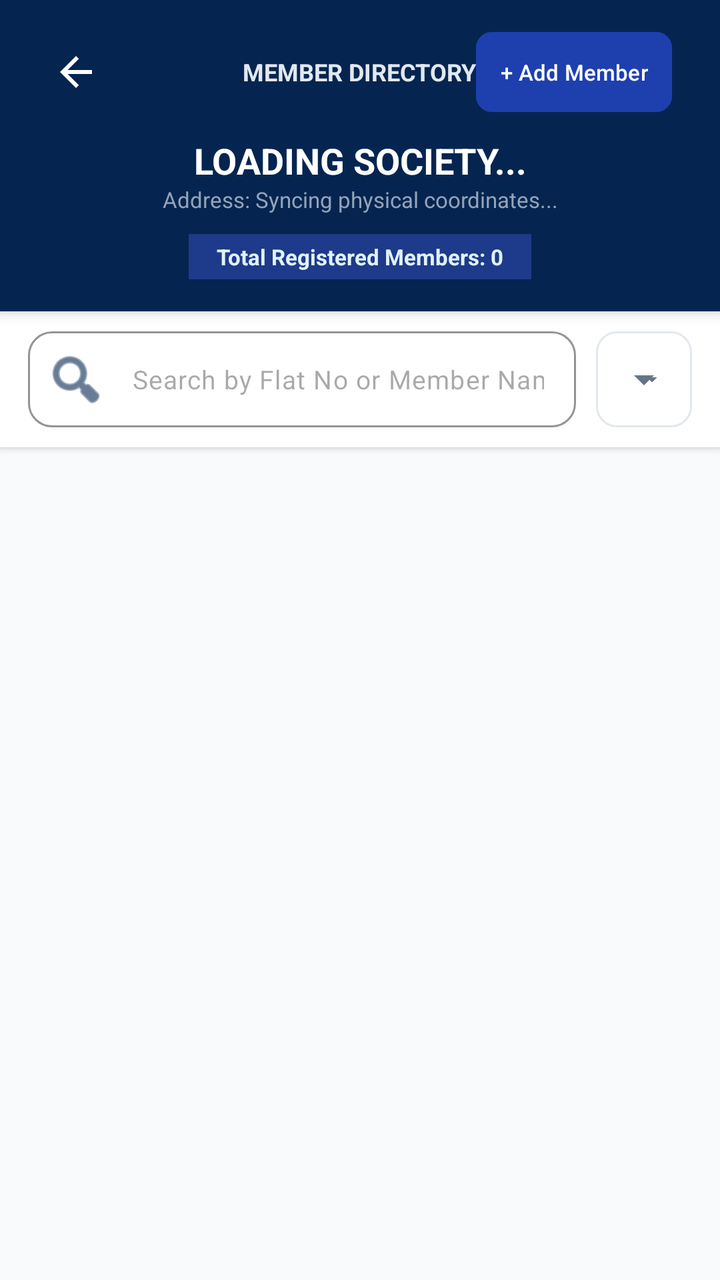
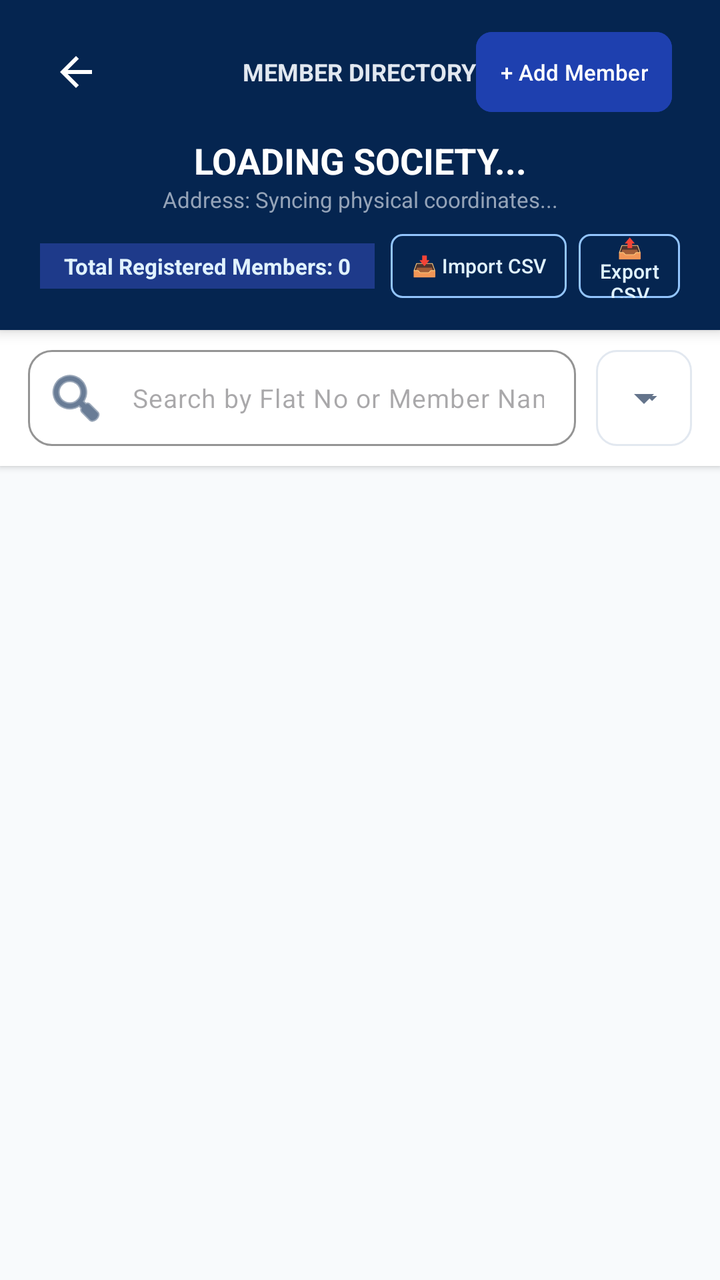

Two renders of the same Android screen: before a commit and after it. Below are the layout's source before the change and the commit's diff.
<!-- AndroidManifest.xml: application theme Theme.Finmac -->
<!-- res/layout/activity_member_details.xml -->
<?xml version="1.0" encoding="utf-8"?>
<RelativeLayout xmlns:android="http://schemas.android.com/apk/res/android"
    xmlns:app="http://schemas.android.com/apk/res-auto"
    android:id="@+id/rootLayout"
    android:layout_width="match_parent"
    android:layout_height="match_parent"
    android:background="#F8FAFC">

    
    <LinearLayout
        android:id="@+id/headerPlacard"
        android:layout_width="match_parent"
        android:layout_height="wrap_content"
        android:background="#052550"
        android:elevation="4dp"
        android:orientation="vertical"
        android:paddingHorizontal="20dp"
        android:paddingTop="12dp"
        android:paddingBottom="16dp">

        <RelativeLayout
            android:layout_width="match_parent"
            android:layout_height="wrap_content"
            android:layout_marginBottom="8dp">

            <ImageButton
                android:id="@+id/btnBack"
                android:layout_width="36dp"
                android:layout_height="36dp"
                android:layout_centerVertical="true"
                android:background="?attr/selectableItemBackgroundBorderless"
                android:src="@drawable/abc_ic_ab_back_material"
                app:tint="#FFFFFF" />

            <TextView
                android:layout_width="wrap_content"
                android:layout_height="wrap_content"
                android:layout_centerInParent="true"
                android:text="MEMBER DIRECTORY"
                android:textColor="#E2E8F0"
                android:textSize="12sp"
                android:textStyle="bold" />

            <com.google.android.material.button.MaterialButton
                android:id="@+id/btnAddNewMember"
                style="@style/Widget.Material3.Button.IconButton.Filled"
                android:layout_width="wrap_content"
                android:layout_height="wrap_content"
                android:layout_alignParentEnd="true"
                android:backgroundTint="#1E40AF"
                android:paddingHorizontal="12dp"
                android:text="+ Add Member"
                android:textColor="#FFFFFF"
                android:textSize="11sp"
                app:cornerRadius="8dp" />
        </RelativeLayout>

        <TextView
            android:id="@+id/txtHeaderTitle"
            android:layout_width="match_parent"
            android:layout_height="wrap_content"
            android:gravity="center"
            android:text="LOADING SOCIETY..."
            android:textColor="#FFFFFF"
            android:textSize="18sp"
            android:textStyle="bold" />

        <TextView
            android:id="@+id/txtHeaderSubtitle"
            android:layout_width="match_parent"
            android:layout_height="wrap_content"
            android:gravity="center"
            android:text="Address: Syncing physical coordinates..."
            android:textColor="#94A3B8"
            android:textSize="11sp" />

        
        <TextView
            android:id="@+id/txtTotalMembersCount"
            android:layout_width="wrap_content"
            android:layout_height="wrap_content"
            android:layout_gravity="center"
            android:layout_marginTop="10dp"
            android:background="#1E3A8A"
            android:paddingHorizontal="14dp"
            android:paddingVertical="4dp"
            android:text="Total Registered Members: 0"
            android:textColor="#E0F2FE"
            android:textSize="11sp"
            android:textStyle="bold" />
    </LinearLayout>

    
    <LinearLayout
        android:id="@+id/controlsBar"
        android:layout_width="match_parent"
        android:layout_height="wrap_content"
        android:layout_below="@id/headerPlacard"
        android:background="#FFFFFF"
        android:elevation="2dp"
        android:gravity="center_vertical"
        android:orientation="horizontal"
        android:paddingHorizontal="14dp"
        android:paddingVertical="10dp">

        <com.google.android.material.textfield.TextInputLayout
            style="@style/Widget.Material3.TextInputLayout.OutlinedBox"
            android:layout_width="0dp"
            android:layout_height="48dp"
            android:layout_weight="1"
            app:boxCornerRadiusBottomEnd="12dp"
            app:boxCornerRadiusBottomStart="12dp"
            app:boxCornerRadiusTopEnd="12dp"
            app:boxCornerRadiusTopStart="12dp"
            app:boxStrokeColor="#052550"
            app:hintEnabled="false"
            app:startIconDrawable="@android:drawable/ic_menu_search"
            app:startIconTint="#052550">

            <com.google.android.material.textfield.TextInputEditText
                android:id="@+id/etDeckSearch"
                android:layout_width="match_parent"
                android:layout_height="match_parent"
                android:background="@null"
                android:hint="Search by Flat No or Member Name..."
                android:imeOptions="actionSearch"
                android:inputType="text"
                android:paddingVertical="0dp"
                android:textColor="#0F172A"
                android:textSize="13sp" />
        </com.google.android.material.textfield.TextInputLayout>

        <FrameLayout
            android:layout_width="wrap_content"
            android:layout_height="48dp"
            android:layout_marginStart="10dp"
            android:background="@drawable/bg_spinner_outlined">

            <Spinner
                android:id="@+id/cmbSortOrder"
                android:layout_width="wrap_content"
                android:layout_height="match_parent"
                android:paddingHorizontal="8dp" />
        </FrameLayout>
    </LinearLayout>

    
    <androidx.recyclerview.widget.RecyclerView
        android:id="@+id/rvCardsGridDeck"
        android:layout_width="match_parent"
        android:layout_height="match_parent"
        android:layout_below="@id/controlsBar"
        android:clipToPadding="false"
        android:padding="12dp" />

    
    <FrameLayout
        android:id="@+id/progressOverlay"
        android:layout_width="match_parent"
        android:layout_height="match_parent"
        android:layout_below="@id/controlsBar"
        android:background="#F8FAFC"
        android:clickable="true"
        android:focusable="true"
        android:visibility="gone">

        <include layout="@layout/layout_shimmer_member_list" />
    </FrameLayout>
</RelativeLayout>
<!-- res/layout/layout_shimmer_member_list.xml (included above) -->
<?xml version="1.0" encoding="utf-8"?>
<com.facebook.shimmer.ShimmerFrameLayout xmlns:android="http://schemas.android.com/apk/res/android"
    xmlns:app="http://schemas.android.com/apk/res-auto"
    android:id="@+id/shimmerFrameLayout"
    android:layout_width="match_parent"
    android:layout_height="match_parent"
    app:shimmer_auto_start="true"
    app:shimmer_duration="1000">

    <LinearLayout
        android:layout_width="match_parent"
        android:layout_height="wrap_content"
        android:orientation="vertical"
        android:padding="8dp">

        <include layout="@layout/item_member_shimmer_card" />
        <include layout="@layout/item_member_shimmer_card" />
        <include layout="@layout/item_member_shimmer_card" />
        <include layout="@layout/item_member_shimmer_card" />
        <include layout="@layout/item_member_shimmer_card" />
    </LinearLayout>
</com.facebook.shimmer.ShimmerFrameLayout>
<!-- res/layout/item_member_shimmer_card.xml (included above) -->
<?xml version="1.0" encoding="utf-8"?>
<com.google.android.material.card.MaterialCardView xmlns:android="http://schemas.android.com/apk/res/android"
    xmlns:app="http://schemas.android.com/apk/res-auto"
    android:layout_width="match_parent"
    android:layout_height="wrap_content"
    android:layout_margin="6dp"
    app:cardBackgroundColor="#FFFFFF"
    app:cardCornerRadius="14dp"
    app:cardElevation="2dp"
    app:strokeColor="#E2E8F0"
    app:strokeWidth="1dp">

    <LinearLayout
        android:layout_width="match_parent"
        android:layout_height="wrap_content"
        android:orientation="vertical">

        
        <View
            android:layout_width="match_parent"
            android:layout_height="36dp"
            android:background="#CBD5E1" />

        
        <LinearLayout
            android:layout_width="match_parent"
            android:layout_height="wrap_content"
            android:orientation="vertical"
            android:padding="14dp">

            <View
                android:layout_width="160dp"
                android:layout_height="16dp"
                android:background="#E2E8F0" />

            <View
                android:layout_width="120dp"
                android:layout_height="12dp"
                android:layout_marginTop="8dp"
                android:background="#E2E8F0" />

            <View
                android:layout_width="match_parent"
                android:layout_height="1dp"
                android:layout_marginVertical="10dp"
                android:background="#F1F5F9" />

            <RelativeLayout
                android:layout_width="match_parent"
                android:layout_height="wrap_content">

                <View
                    android:layout_width="80dp"
                    android:layout_height="12dp"
                    android:background="#E2E8F0" />

                <View
                    android:layout_width="90dp"
                    android:layout_height="12dp"
                    android:layout_alignParentEnd="true"
                    android:background="#E2E8F0" />
            </RelativeLayout>
        </LinearLayout>
    </LinearLayout>
</com.google.android.material.card.MaterialCardView>
<!-- resources referenced by this layout -->
<resources>
  <!-- drawable abc_ic_ab_back_material (drawable) -->
  <vector xmlns:android="http://schemas.android.com/apk/res/android" android:autoMirrored="true" android:height="24dp" android:tint="#000000" android:viewportHeight="960" android:viewportWidth="960" android:width="24dp">
        
      <path android:fillColor="@android:color/white" android:pathData="M313,520L537,744L480,800L160,480L480,160L537,216L313,440L800,440L800,520L313,520Z"/>
      
  </vector>
  <!-- drawable bg_spinner_outlined (drawable) -->
  <?xml version="1.0" encoding="utf-8"?>
  <layer-list xmlns:android="http://schemas.android.com/apk/res/android">
      <item>
          <shape android:shape="rectangle">
              <solid android:color="#FFFFFF" />
              <stroke
                  android:width="1dp"
                  android:color="#E2E8F0" />
              <corners android:radius="10dp" />
          </shape>
      </item>
  
      <item
          android:width="12dp"
          android:height="12dp"
          android:gravity="end|center_vertical"
          android:end="14dp">
          <vector
              android:width="12dp"
              android:height="12dp"
              android:viewportWidth="24"
              android:viewportHeight="24">
              <path
                  android:fillColor="#64748B"
                  android:pathData="M7,10l5,5 5,-5z" />
          </vector>
      </item>
  </layer-list>
  <style name="Theme.Finmac" parent="Base.Theme.Finmac" />
  <style name="Base.Theme.Finmac" parent="Theme.Material3.DayNight.NoActionBar">
          
          <item name="android:statusBarColor">@color/status_bar_navy</item>
          <item name="android:windowDrawsSystemBarBackgrounds">true</item>
          <item name="android:windowLightStatusBar">false</item>
  
          
          <item name="colorPrimary">@color/status_bar_navy</item>
          <item name="colorSecondary">@color/status_bar_navy</item>
          <item name="colorSurface">#FFFFFF</item>
          <item name="colorOnSurface">#0F172A</item>
          <item name="colorOnPrimary">#FFFFFF</item>
          <item name="android:colorBackground">#F8FAFC</item>
          <item name="android:textColorPrimary">#0F172A</item>
          <item name="android:textColorSecondary">#64748B</item>
  
          
          <item name="colorOnSurfaceVariant">#64748B</item>
          <item name="colorSurfaceVariant">#E2E8F0</item>
  
          
          <item name="textInputStyle">@style/CustomTextInputLayoutTheme</item>
      </style>
  <color name="status_bar_navy">#052550</color>
  <style name="CustomTextInputLayoutTheme" parent="Widget.Material3.TextInputLayout.OutlinedBox">
          <item name="boxStrokeColor">@color/status_bar_navy</item>
          <item name="hintTextColor">#64748B</item>
          <item name="boxStrokeWidth">1.5dp</item>
          <item name="boxStrokeWidthFocused">2dp</item>
          <item name="boxBackgroundColor">#FFFFFF</item>
      </style>
</resources>

<!-- the commit's change to res/layout/activity_member_details.xml (unified diff, before → after) -->
@@ -75,19 +75,59 @@
             android:textSize="11sp" />
 
         
-        <TextView
-            android:id="@+id/txtTotalMembersCount"
-            android:layout_width="wrap_content"
-            android:layout_height="wrap_content"
-            android:layout_gravity="center"
+        <LinearLayout
+            android:layout_width="match_parent"
+            android:layout_height="wrap_content"
             android:layout_marginTop="10dp"
-            android:background="#1E3A8A"
-            android:paddingHorizontal="14dp"
-            android:paddingVertical="4dp"
-            android:text="Total Registered Members: 0"
-            android:textColor="#E0F2FE"
-            android:textSize="11sp"
-            android:textStyle="bold" />
+            android:gravity="center"
+            android:orientation="horizontal">
+
+            <TextView
+                android:id="@+id/txtTotalMembersCount"
+                android:layout_width="wrap_content"
+                android:layout_height="wrap_content"
+                android:background="#1E3A8A"
+                android:paddingHorizontal="12dp"
+                android:paddingVertical="4dp"
+                android:text="Total Registered Members: 0"
+                android:textColor="#E0F2FE"
+                android:textSize="11sp"
+                android:textStyle="bold" />
+
+            <com.google.android.material.button.MaterialButton
+                android:id="@+id/btnImportCsv"
+                style="@style/Widget.Material3.Button.OutlinedButton"
+                android:layout_width="wrap_content"
+                android:layout_height="32dp"
+                android:layout_marginStart="8dp"
+                android:insetTop="0dp"
+                android:insetBottom="0dp"
+                android:paddingHorizontal="8dp"
+                android:paddingVertical="0dp"
+                android:text="📥 Import CSV"
+                android:textColor="#E0F2FE"
+                android:textSize="10sp"
+                app:cornerRadius="6dp"
+                app:strokeColor="#93C5FD"
+                app:strokeWidth="1dp" />
+
+            <com.google.android.material.button.MaterialButton
+                android:id="@+id/btnExportCsv"
+                style="@style/Widget.Material3.Button.OutlinedButton"
+                android:layout_width="wrap_content"
+                android:layout_height="32dp"
+                android:layout_marginStart="6dp"
+                android:insetTop="0dp"
+                android:insetBottom="0dp"
+                android:paddingHorizontal="8dp"
+                android:paddingVertical="0dp"
+                android:text="📤 Export CSV"
+                android:textColor="#E0F2FE"
+                android:textSize="10sp"
+                app:cornerRadius="6dp"
+                app:strokeColor="#93C5FD"
+                app:strokeWidth="1dp" />
+        </LinearLayout>
     </LinearLayout>
 
     
@@ -145,11 +185,72 @@
     </LinearLayout>
 
     
+    <LinearLayout
+        android:id="@+id/selectionBar"
+        android:layout_width="match_parent"
+        android:layout_height="wrap_content"
+        android:layout_below="@id/controlsBar"
+        android:background="#EFF6FF"
+        android:elevation="3dp"
+        android:gravity="center_vertical"
+        android:orientation="horizontal"
+        android:paddingHorizontal="14dp"
+        android:paddingVertical="8dp"
+        android:visibility="gone">
+
+        <CheckBox
+            android:id="@+id/chkSelectAll"
+            android:layout_width="wrap_content"
+            android:layout_height="wrap_content"
+            android:text="Select All"
+            android:textColor="#052550"
+            android:textSize="12sp"
+            android:textStyle="bold"
+            app:buttonTint="#052550" />
+
+        <TextView
+            android:id="@+id/lblSelectedCount"
+            android:layout_width="0dp"
+            android:layout_height="wrap_content"
+            android:layout_marginStart="10dp"
+            android:layout_weight="1"
+            android:text="0 Selected"
+            android:textColor="#1E3A8A"
+            android:textSize="12sp"
+            android:textStyle="bold" />
+
+        <com.google.android.material.button.MaterialButton
+            android:id="@+id/btnDeleteSelectedMembers"
+            style="@style/Widget.Material3.Button.OutlinedButton"
+            android:layout_width="wrap_content"
+            android:layout_height="36dp"
+            android:insetTop="0dp"
+            android:insetBottom="0dp"
+            android:paddingHorizontal="10dp"
+            android:paddingVertical="0dp"
+            android:text="🗑️ Delete"
+            android:textColor="#DC2626"
+            android:textSize="11sp"
+            app:cornerRadius="6dp"
+            app:strokeColor="#DC2626"
+            app:strokeWidth="1dp" />
+
+        <ImageButton
+            android:id="@+id/btnCancelSelection"
+            android:layout_width="32dp"
+            android:layout_height="32dp"
+            android:layout_marginStart="8dp"
+            android:background="?attr/selectableItemBackgroundBorderless"
+            android:src="@android:drawable/ic_menu_close_clear_cancel"
+            app:tint="#64748B" />
+    </LinearLayout>
+
+    
     <androidx.recyclerview.widget.RecyclerView
         android:id="@+id/rvCardsGridDeck"
         android:layout_width="match_parent"
         android:layout_height="match_parent"
-        android:layout_below="@id/controlsBar"
+        android:layout_below="@id/selectionBar"
         android:clipToPadding="false"
         android:padding="12dp" />
 
@@ -158,7 +259,7 @@
         android:id="@+id/progressOverlay"
         android:layout_width="match_parent"
         android:layout_height="match_parent"
-        android:layout_below="@id/controlsBar"
+        android:layout_below="@id/selectionBar"
         android:background="#F8FAFC"
         android:clickable="true"
         android:focusable="true"
